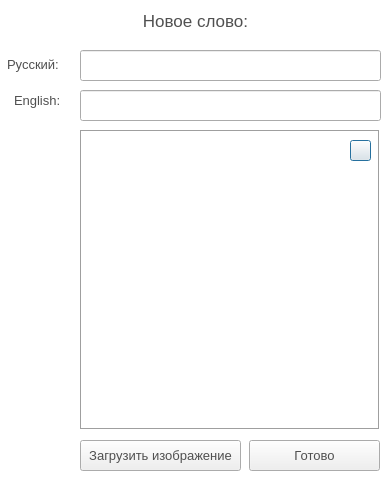
Before: the Qt Designer form dialogaddword.ui in Skripove/MyDictionary, drawn with Qt 5.
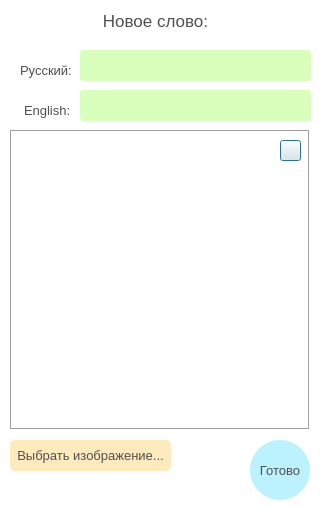
After: the same form once the commit is applied. Icons and pictures are not drawn.

```diff
--- a/dialogaddword.ui
+++ b/dialogaddword.ui
@@ -6,8 +6,8 @@
    <rect>
     <x>0</x>
     <y>0</y>
-    <width>392</width>
-    <height>490</height>
+    <width>322</width>
+    <height>509</height>
    </rect>
   </property>
   <property name="windowTitle">
@@ -22,7 +22,7 @@
   <widget class="QLabel" name="labelNewImage">
    <property name="geometry">
     <rect>
-     <x>80</x>
+     <x>10</x>
      <y>130</y>
      <width>300</width>
      <height>300</height>
@@ -44,9 +44,9 @@
   <widget class="QLabel" name="labelAddRus">
    <property name="geometry">
     <rect>
-     <x>7</x>
-     <y>54</y>
-     <width>71</width>
+     <x>20</x>
+     <y>60</y>
+     <width>51</width>
      <height>21</height>
     </rect>
    </property>
@@ -68,7 +68,7 @@
     <rect>
      <x>80</x>
      <y>90</y>
-     <width>301</width>
+     <width>231</width>
      <height>31</height>
     </rect>
    </property>
@@ -79,13 +79,17 @@
     </font>
    </property>
    <property name="styleSheet">
-    <string notr="true">color: rgb(80, 80, 80);</string>
+    <string notr="true">#lineAddEng{
+	color: rgb(80, 80, 80);
+	background-color: rgba(217,255,189, 255);
+	border-radius: 3px;
+}</string>
    </property>
   </widget>
   <widget class="QPushButton" name="btnClearImage">
    <property name="geometry">
     <rect>
-     <x>350</x>
+     <x>280</x>
      <y>140</y>
      <width>21</width>
      <height>21</height>
@@ -110,10 +114,10 @@
   <widget class="QPushButton" name="btnFinishAddWord">
    <property name="geometry">
     <rect>
-     <x>249</x>
+     <x>250</x>
      <y>440</y>
-     <width>131</width>
-     <height>31</height>
+     <width>60</width>
+     <height>60</height>
     </rect>
    </property>
    <property name="font">
@@ -123,7 +127,16 @@
     </font>
    </property>
    <property name="styleSheet">
-    <string notr="true">color: rgb(80, 80, 80);</string>
+    <string notr="true">#btnFinishAddWord{
+color: rgb(80, 80, 80);
+background-color: rgba(187,242,254, 255);
+border: 0px solid black;
+border-radius: 30px;
+}
+
+#btnFinishAddWord::hover{
+	background-color: rgba(159,236,254, 255);
+}</string>
    </property>
    <property name="text">
     <string>Готово</string>
@@ -132,9 +145,9 @@
   <widget class="QLabel" name="labelAddEng">
    <property name="geometry">
     <rect>
-     <x>14</x>
-     <y>90</y>
-     <width>61</width>
+     <x>24</x>
+     <y>100</y>
+     <width>51</width>
      <height>21</height>
     </rect>
    </property>
@@ -154,7 +167,7 @@
   <widget class="QLabel" name="label">
    <property name="geometry">
     <rect>
-     <x>130</x>
+     <x>90</x>
      <y>10</y>
      <width>131</width>
      <height>21</height>
@@ -179,7 +192,7 @@
   <widget class="QPushButton" name="btnChangeImage">
    <property name="geometry">
     <rect>
-     <x>80</x>
+     <x>10</x>
      <y>440</y>
      <width>161</width>
      <height>31</height>
@@ -192,10 +205,19 @@
     </font>
    </property>
    <property name="styleSheet">
-    <string notr="true">color: rgb(80, 80, 80);</string>
+    <string notr="true">#btnChangeImage{
+color: rgb(80, 80, 80);
+background-color: rgba(255,234,189, 255);
+border: 0px solid black;
+border-radius: 5px;
+}
+
+#btnChangeImage::hover{
+	background-color: rgba(255,225,161, 255);
+}</string>
    </property>
    <property name="text">
-    <string>Загрузить изображение</string>
+    <string>Выбрать изображение...</string>
    </property>
   </widget>
   <widget class="QLineEdit" name="lineAddRus">
@@ -203,7 +225,7 @@
     <rect>
      <x>80</x>
      <y>50</y>
-     <width>301</width>
+     <width>231</width>
      <height>31</height>
     </rect>
    </property>
@@ -214,7 +236,11 @@
     </font>
    </property>
    <property name="styleSheet">
-    <string notr="true">color: rgb(80, 80, 80);</string>
+    <string notr="true">#lineAddRus{
+	color: rgb(80, 80, 80);
+	background-color: rgba(217,255,189, 255);
+	border-radius: 3px;
+}</string>
    </property>
    <property name="text">
     <string/>
```
